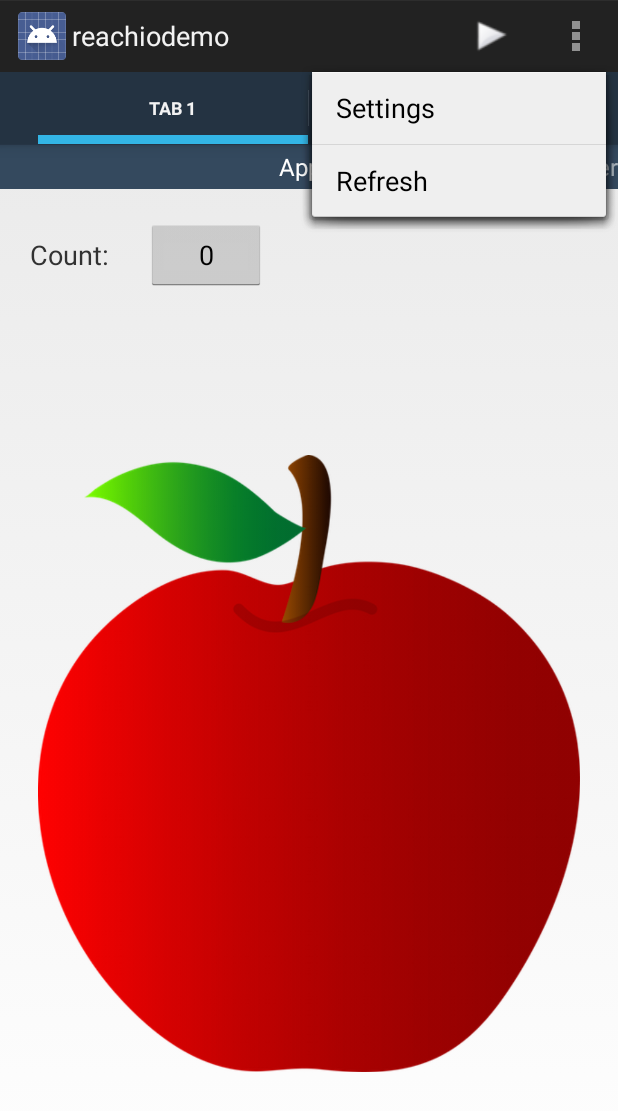
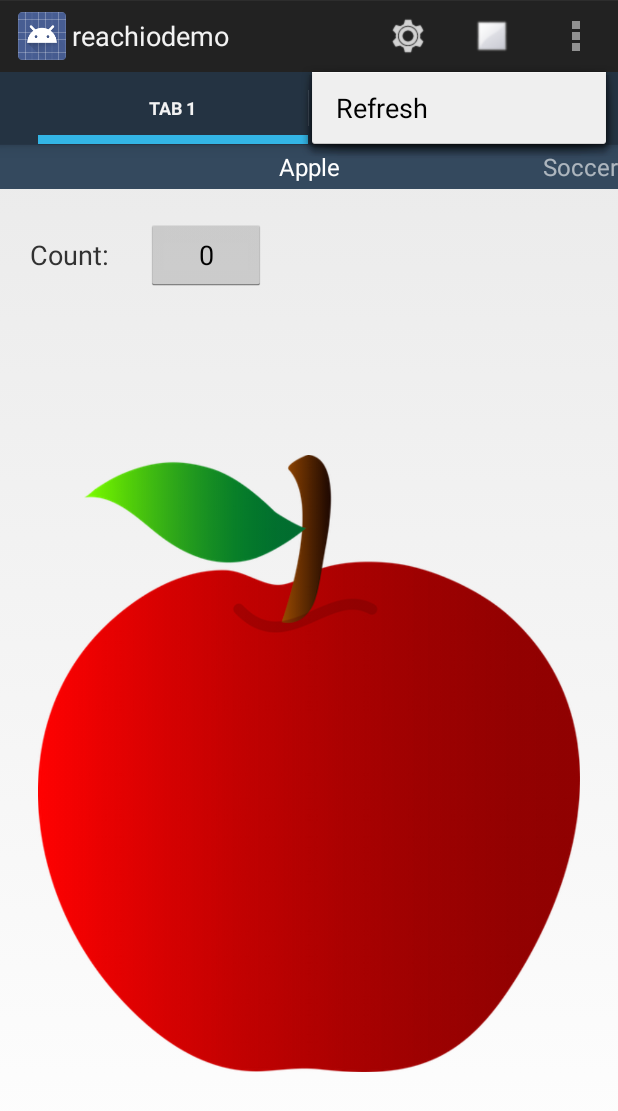
Before and after one commit to jinkim608/reach.io, an Android app: the screen it shows after launch (MainActivity), with the options menu open, on a phone screen of 412 x 824 dp. Shown: the top 1111 px of the screen. Run offline under Robolectric (Android 15) with nearby library versions, the phone set to English and light mode, and no system bars; libraries missing offline, so code that uses them is left out: com.squareup.otto; 1 statement that could not run was skipped.

Commit message:
- Fixed bugs related to resetting indicators and relocating the anchor in some device (GS4) - Added a launcher icon

```diff
--- a/reachiodemo/app/src/main/java/io/reach/reachiodemo/App.java
+++ b/reachiodemo/app/src/main/java/io/reach/reachiodemo/App.java
@@ -5,7 +5,7 @@ import android.app.Application;
 /**
  * Created by Jinhyun Kim, Muzi Li
  * https://github.com/jinkim608/reach.io
- *
+ * <p/>
  * Singleton App for Reach.io application that holds global variables and app states
  */
 public class App extends Application {
@@ -17,11 +17,9 @@ public class App extends Application {
     public int dropRegionSize;
 
     public float movementRate;
-    public final long RESET_DELAY = 2200; // delay in ms before resetting indicators
+    public final long RESET_DELAY = 2000; // delay in ms before resetting indicators
     public final long LONGCLICK_DELAY = 1000; // threshold in ms before long click trigger
 
-    public int swipeLengHorizontal;
-    public int swipeLengVertical;
 
     private App() {
 
@@ -37,9 +35,6 @@ public class App extends Application {
         thumbSize = 131;
 
         movementRate = 2.0f;
-
-        swipeLengHorizontal = 150;
-        swipeLengVertical = 80;
     }
 
     public static App getInstance() {
--- a/reachiodemo/app/src/main/res/menu/main.xml
+++ b/reachiodemo/app/src/main/res/menu/main.xml
@@ -1,23 +1,19 @@
 <menu xmlns:android="http://schemas.android.com/apk/res/android"
     xmlns:tools="http://schemas.android.com/tools"
     tools:context=".MainActivity">
-
-    <item
-        android:id="@+id/action_service"
-        android:title="Start Service"
-        android:icon="@drawable/start"
-        android:showAsAction="always" />
-
-    <item
-        android:id="@+id/action_settings"
-        android:title="Settings"
-        android:icon="@drawable/ic_action_settings"
-        android:showAsAction="collapseActionView" />
-
     <item
         android:id="@+id/action_refresh"
         android:title="Refresh"
         android:icon="@drawable/ic_action_refresh"
         android:showAsAction="collapseActionView" />
-
+    <item
+        android:id="@+id/action_settings"
+        android:title="Settings"
+        android:icon="@drawable/ic_action_settings"
+        android:showAsAction="ifRoom" />
+    <item
+        android:id="@+id/action_service"
+        android:title="Start Service"
+        android:icon="@drawable/stop"
+        android:showAsAction="always" />
 </menu>
```
Also changed, not shown: reachiodemo/app/src/main/java/io/reach/reachiodemo/GlobalTouchService.java (+24 -25 lines), reachiodemo/app/src/main/res/drawable-hdpi/ic_action_refresh.png (renamed from reachiodemo/app/src/main/res/drawable/ic_action_refresh.png), reachiodemo/app/src/main/res/drawable-hdpi/ic_launcher.png, reachiodemo/app/src/main/res/drawable-mdpi/ic_launcher.png, reachiodemo/app/src/main/res/drawable-xhdpi/ic_launcher.png, reachiodemo/app/src/main/res/drawable-xxhdpi/ic_launcher.png, reachiodemo/app/src/main/res/drawable-xxxhdpi/ic_launcher.png (added).
